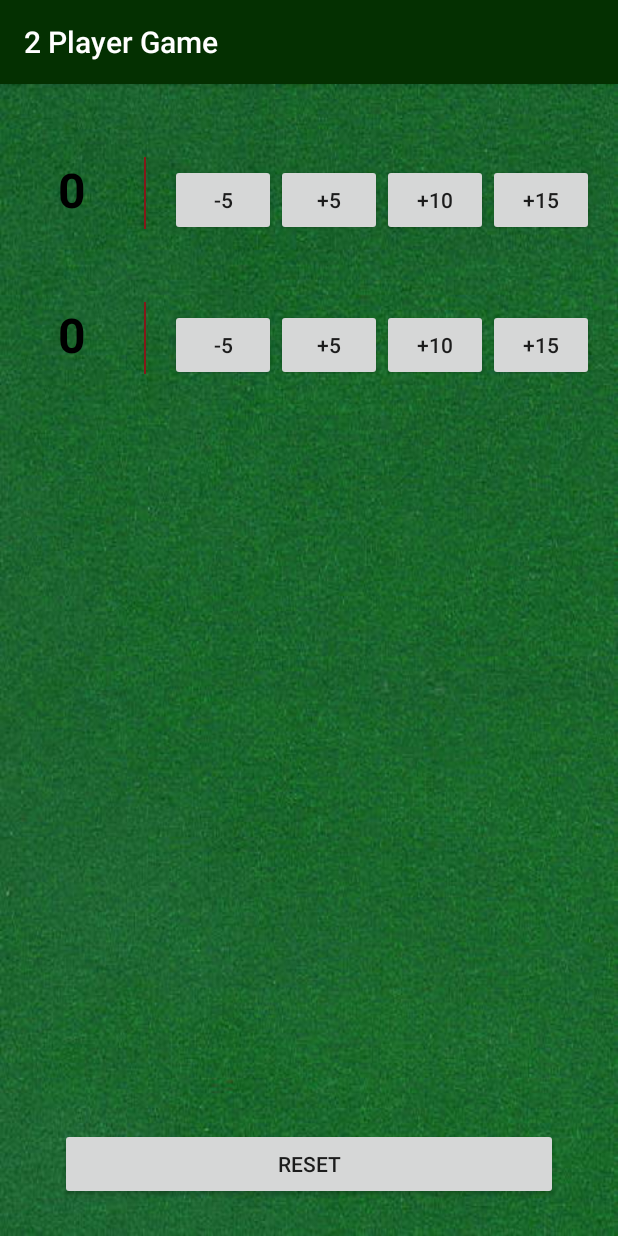
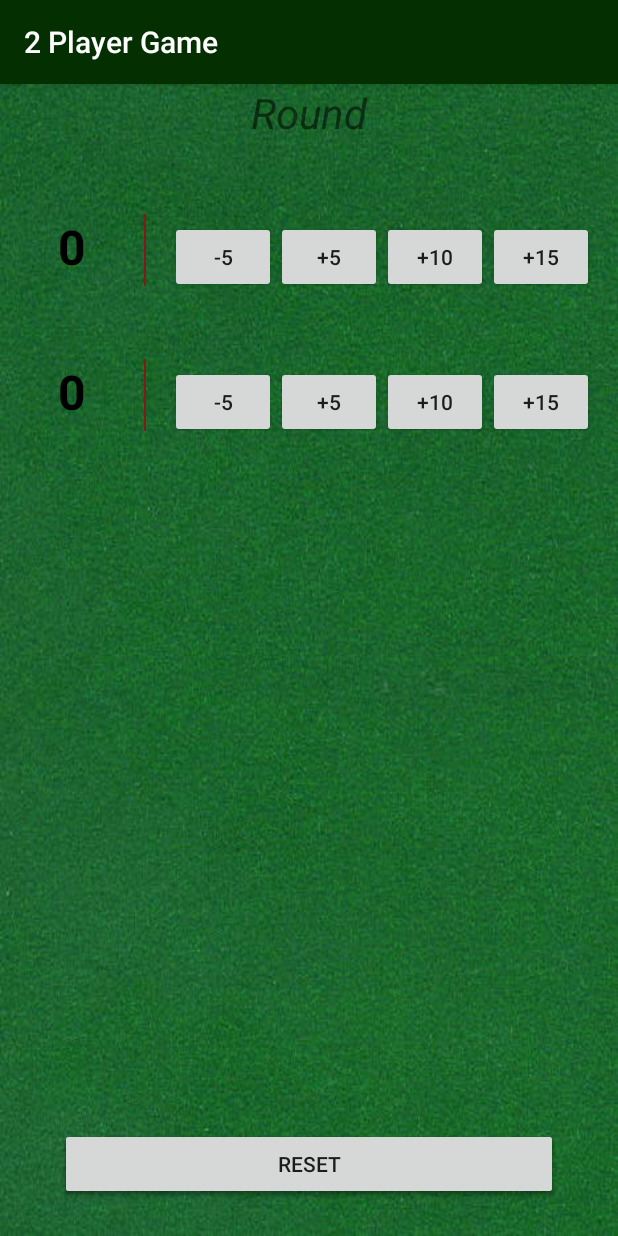
Before and after one commit to coding-catie/Rummy-500-Scorepad, an Android app: the Game2Players screen opened directly, with no data from a screen before it, after a tap on "RESET", on a phone screen of 412 x 824 dp. Run offline under Robolectric (Android 15) with nearby library versions, the phone set to English and light mode, and no system bars.

Commit message:
Working on adding round counting

```diff
--- a/app/src/main/java/com/catielynn/android/rummy500scorepadapp/Game2Players.java
+++ b/app/src/main/java/com/catielynn/android/rummy500scorepadapp/Game2Players.java
@@ -10,6 +10,7 @@ import android.widget.Toast;
 public class Game2Players extends AppCompatActivity {
     int scorePlayerA = 0;
     int scorePlayerB = 0;
+    int roundNumber = 0;
 
     public TextView playerAName;
     public TextView playerBName;
@@ -45,12 +46,16 @@ public class Game2Players extends AppCompatActivity {
     public void displayForPlayerA(int score) {
         TextView scoreView = findViewById(R.id.player_a_score);
         scoreView.setText(String.valueOf(score));
-        determineWinner();
     }
     public void displayForPlayerB(int score) {
         TextView scoreView = findViewById(R.id.player_b_score);
         scoreView.setText(String.valueOf(score));
-        determineWinner();
+    }
+
+    // Displays current round
+    public void displayForRoundNumber(View v) {
+        TextView roundView = findViewById(R.id.round_title);
+        roundTitle = roundView + String.valueOf(roundNumber);
     }
 
     /**
@@ -88,6 +93,12 @@ public class Game2Players extends AppCompatActivity {
         scorePlayerB = scorePlayerB + 15;
         displayForPlayerB(scorePlayerB);
     }
+
+    public void addRound(View v) {
+        roundNumber += 1;
+        determineWinner();
+    }
+
     public void reset(View v) {
         scorePlayerA = 0;
         scorePlayerB = 0;
--- a/app/src/main/res/layout/activity_game2_players.xml
+++ b/app/src/main/res/layout/activity_game2_players.xml
@@ -12,6 +12,15 @@
             android:layout_width="match_parent"
             android:layout_height="wrap_content"
             android:orientation="vertical">
+
+            <TextView
+                android:id="@+id/round_title"
+                android:layout_width="match_parent"
+                android:layout_height="wrap_content"
+                android:gravity="center_horizontal"
+                android:textStyle="italic"
+                android:textSize="28sp"
+                android:text="@string/round_title"/>
 
             <RelativeLayout
                 android:id="@+id/playerAStats"
@@ -155,6 +164,16 @@
             android:layout_height="wrap_content"
             android:layout_marginLeft="40dp"
             android:layout_marginRight="40dp"
+            android:text="@string/end_round"
+            android:gravity="center"
+            android:onClick="addRound"
+            android:layout_alignParentBottom="true"
+            android:layout_marginBottom="24dp"/>
+        <Button
+            android:layout_width="match_parent"
+            android:layout_height="wrap_content"
+            android:layout_marginLeft="40dp"
+            android:layout_marginRight="40dp"
             android:text="@string/reset"
             android:gravity="center"
             android:onClick="reset"
--- a/app/src/main/res/values/strings.xml
+++ b/app/src/main/res/values/strings.xml
@@ -10,11 +10,16 @@
     <string name="player_B">Player B</string>
     <string name="player_C">Player C</string>
     <string name="player_D">Player D</string>
+
+    <!-- Buttons -->
     <string name="subtract_five">-5</string>
     <string name="add_five">+5</string>
     <string name="add_ten">+10</string>
     <string name="add_fifteen">+15</string>
     <string name="reset">Reset</string>
+    <string name="end_round">End Round</string>
+
+    <string name="round_title">Round </string>
     <string name="starting_score">0</string>
     <string name="enter_two_names">Enter 2 Player Names</string>
     <string name="enter_three_names">Enter 3 Player Names</string>
```
